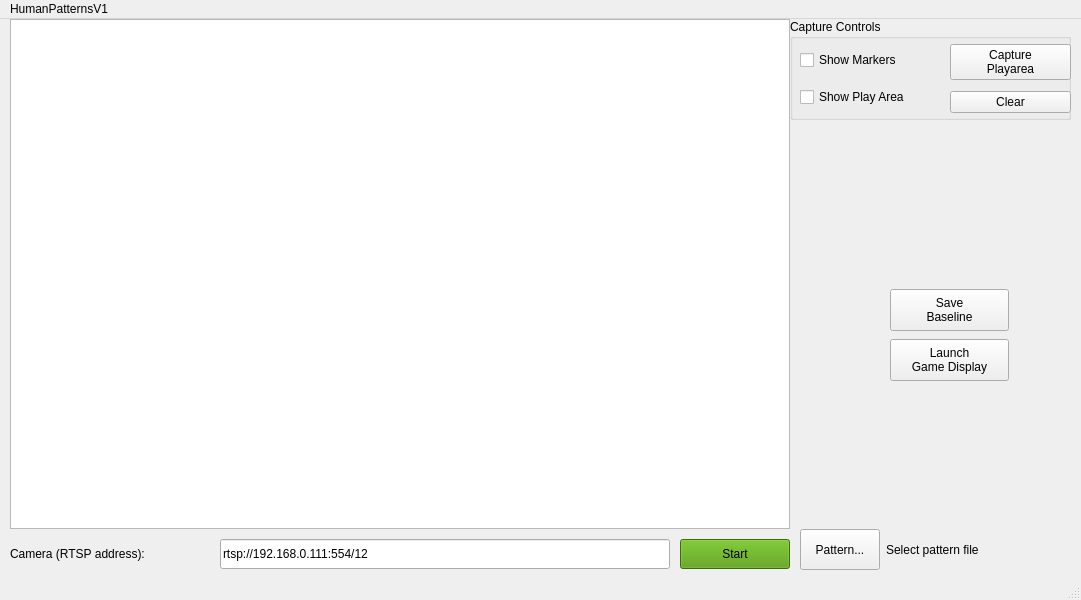
ajhalme/human-patterns, file humanpatterns.ui: the form before one commit.
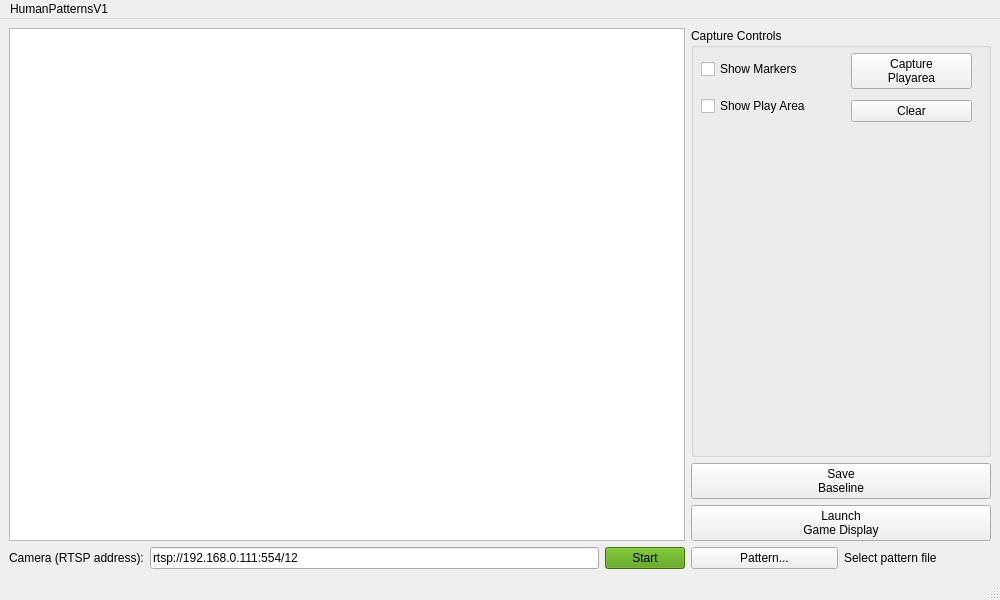
The form after the commit.

```diff
--- a/humanpatterns.ui
+++ b/humanpatterns.ui
@@ -6,7 +6,7 @@
    <rect>
     <x>0</x>
     <y>0</y>
-    <width>1081</width>
+    <width>1000</width>
     <height>600</height>
    </rect>
   </property>
@@ -14,67 +14,36 @@
    <string>HumanPatterns</string>
   </property>
   <widget class="QWidget" name="centralwidget">
+   <layout class="QGridLayout" name="gridLayout">
+    <item row="0" column="0" rowspan="3" colspan="3">
    <widget class="QGraphicsView" name="graphicsView">
-    <property name="geometry">
-     <rect>
-      <x>10</x>
-      <y>0</y>
-      <width>780</width>
-      <height>510</height>
-     </rect>
-    </property>
-   </widget>
-   <widget class="QLineEdit" name="videoEdit">
-    <property name="geometry">
-     <rect>
-      <x>220</x>
-      <y>520</y>
-      <width>450</width>
-      <height>30</height>
-     </rect>
-    </property>
-    <property name="text">
-     <string>rtsp://192.168.0.111:554/12</string>
-    </property>
-   </widget>
-   <widget class="QPushButton" name="startButton">
-    <property name="geometry">
-     <rect>
-      <x>680</x>
-      <y>520</y>
-      <width>110</width>
-      <height>30</height>
-     </rect>
-    </property>
-    <property name="styleSheet">
-     <string notr="true">background: rgb(78, 154, 6);
-</string>
-    </property>
-    <property name="text">
-     <string>Start</string>
-    </property>
-   </widget>
-   <widget class="QLabel" name="cameraLabel">
-    <property name="geometry">
-     <rect>
-      <x>10</x>
-      <y>520</y>
-      <width>200</width>
-      <height>30</height>
-     </rect>
-    </property>
-    <property name="text">
-     <string>Camera (RTSP address):</string>
-    </property>
-   </widget>
+      <property name="sizePolicy">
+       <sizepolicy hsizetype="Preferred" vsizetype="Preferred">
+        <horstretch>0</horstretch>
+        <verstretch>0</verstretch>
+       </sizepolicy>
+      </property>
+     </widget>
+    </item>
+    <item row="0" column="3">
    <widget class="QGroupBox" name="captureGroup">
-    <property name="geometry">
-     <rect>
-      <x>790</x>
-      <y>0</y>
-      <width>281</width>
-      <height>101</height>
-     </rect>
+      <property name="sizePolicy">
+       <sizepolicy hsizetype="Fixed" vsizetype="Preferred">
+        <horstretch>0</horstretch>
+        <verstretch>0</verstretch>
+       </sizepolicy>
+      </property>
+      <property name="minimumSize">
+       <size>
+        <width>300</width>
+        <height>0</height>
+       </size>
+      </property>
+      <property name="maximumSize">
+       <size>
+        <width>300</width>
+        <height>16777215</height>
+       </size>
     </property>
     <property name="title">
      <string>Capture Controls</string>
@@ -139,20 +108,66 @@
      </layout>
     </widget>
    </widget>
-   <widget class="QWidget" name="layoutWidget">
-    <property name="geometry">
-     <rect>
-      <x>800</x>
-      <y>510</y>
-      <width>271</width>
-      <height>41</height>
-     </rect>
-    </property>
+    </item>
+    <item row="1" column="3">
+     <widget class="QPushButton" name="saveBaseline">
+      <property name="sizePolicy">
+       <sizepolicy hsizetype="Minimum" vsizetype="Maximum">
+        <horstretch>0</horstretch>
+        <verstretch>0</verstretch>
+       </sizepolicy>
+      </property>
+      <property name="text">
+       <string>Save
+Baseline</string>
+      </property>
+     </widget>
+    </item>
+    <item row="2" column="3">
+     <widget class="QPushButton" name="launchGameDisplay">
+      <property name="sizePolicy">
+       <sizepolicy hsizetype="Minimum" vsizetype="Maximum">
+        <horstretch>0</horstretch>
+        <verstretch>0</verstretch>
+       </sizepolicy>
+      </property>
+      <property name="text">
+       <string>Launch
+Game Display</string>
+      </property>
+     </widget>
+    </item>
+    <item row="3" column="0">
+     <widget class="QLabel" name="cameraLabel">
+      <property name="text">
+       <string>Camera (RTSP address):</string>
+      </property>
+     </widget>
+    </item>
+    <item row="3" column="1">
+     <widget class="QLineEdit" name="videoEdit">
+      <property name="text">
+       <string>rtsp://192.168.0.111:554/12</string>
+      </property>
+     </widget>
+    </item>
+    <item row="3" column="2">
+     <widget class="QPushButton" name="startButton">
+      <property name="styleSheet">
+       <string notr="true">background: rgb(78, 154, 6);
+</string>
+      </property>
+      <property name="text">
+       <string>Start</string>
+      </property>
+     </widget>
+    </item>
+    <item row="3" column="3">
     <layout class="QHBoxLayout" name="patternLayout">
      <item>
       <widget class="QPushButton" name="patternButton">
        <property name="sizePolicy">
-        <sizepolicy hsizetype="Minimum" vsizetype="Expanding">
+         <sizepolicy hsizetype="Minimum" vsizetype="Minimum">
          <horstretch>0</horstretch>
          <verstretch>0</verstretch>
         </sizepolicy>
@@ -165,7 +180,7 @@
      <item>
       <widget class="QLabel" name="patternLabel">
        <property name="sizePolicy">
-        <sizepolicy hsizetype="Expanding" vsizetype="Preferred">
+         <sizepolicy hsizetype="Minimum" vsizetype="Preferred">
          <horstretch>0</horstretch>
          <verstretch>0</verstretch>
         </sizepolicy>
@@ -176,54 +191,15 @@
       </widget>
      </item>
     </layout>
-   </widget>
-   <widget class="QPushButton" name="launchGameDisplay">
-    <property name="geometry">
-     <rect>
-      <x>890</x>
-      <y>320</y>
-      <width>119</width>
-      <height>42</height>
-     </rect>
-    </property>
-    <property name="sizePolicy">
-     <sizepolicy hsizetype="Minimum" vsizetype="Maximum">
-      <horstretch>0</horstretch>
-      <verstretch>0</verstretch>
-     </sizepolicy>
-    </property>
-    <property name="text">
-     <string>Launch
-Game Display</string>
-    </property>
-   </widget>
-   <widget class="QPushButton" name="saveBaseline">
-    <property name="geometry">
-     <rect>
-      <x>890</x>
-      <y>270</y>
-      <width>119</width>
-      <height>42</height>
-     </rect>
-    </property>
-    <property name="sizePolicy">
-     <sizepolicy hsizetype="Minimum" vsizetype="Maximum">
-      <horstretch>0</horstretch>
-      <verstretch>0</verstretch>
-     </sizepolicy>
-    </property>
-    <property name="text">
-     <string>Save
-Baseline</string>
-    </property>
-   </widget>
+    </item>
+   </layout>
   </widget>
   <widget class="QMenuBar" name="menubar">
    <property name="geometry">
     <rect>
      <x>0</x>
      <y>0</y>
-     <width>1081</width>
+     <width>1000</width>
      <height>22</height>
     </rect>
    </property>
```
Lines whose indentation alone changed are shown as unchanged.
